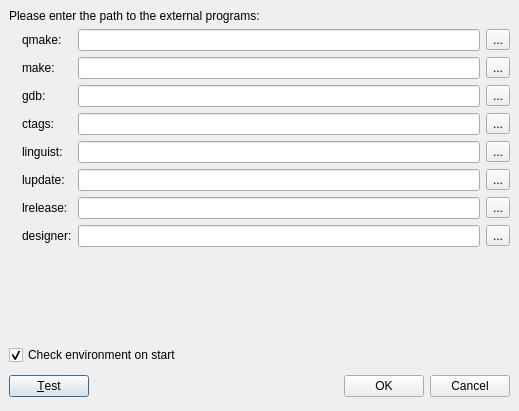
google-code-export/qdevelop, file ui/toolsControl.ui: the form before one commit.
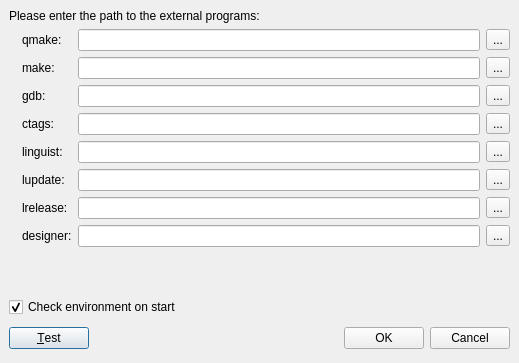
The form after the commit. Icons and pictures are not drawn.

What changed in the file:
```diff
--- a/ui/toolsControl.ui
+++ b/ui/toolsControl.ui
@@ -6,7 +6,7 @@
     <x>0</x>
     <y>0</y>
     <width>519</width>
-    <height>411</height>
+    <height>363</height>
    </rect>
   </property>
   <property name="windowTitle" >
```
